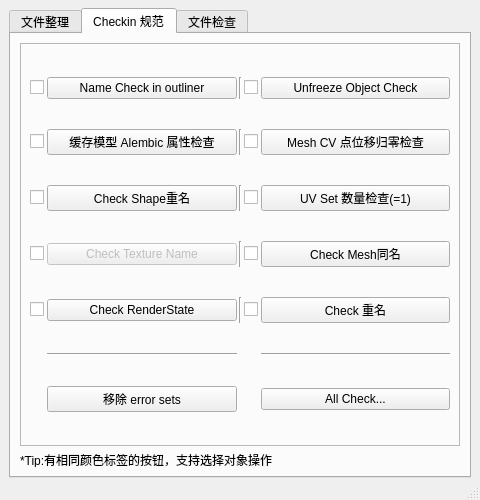
Qt form maya_sixteen/Python/OCT_Pipeline/media/ppl_assetTool.ui (all-in-one-of/oct) before a commit.
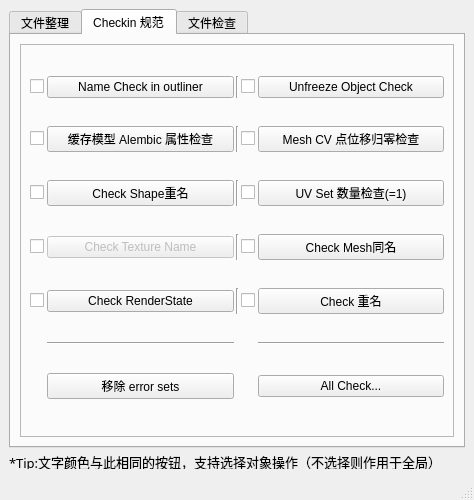
The same form after that commit. The open tabs and pages were chosen to show the change.

Commit message: 前期规范检测工具更新内容

```diff
--- a/maya_sixteen/Python/OCT_Pipeline/media/ppl_assetTool.ui
+++ b/maya_sixteen/Python/OCT_Pipeline/media/ppl_assetTool.ui
@@ -6,7 +6,7 @@
    <rect>
     <x>0</x>
     <y>0</y>
-    <width>480</width>
+    <width>474</width>
     <height>500</height>
    </rect>
   </property>
@@ -26,14 +26,8 @@
    <string>前期Asset 整理检查</string>
   </property>
   <widget class="QWidget" name="centralwidget">
-   <layout class="QVBoxLayout" name="verticalLayout_2">
-    <property name="topMargin">
-     <number>8</number>
-    </property>
-    <property name="bottomMargin">
-     <number>0</number>
-    </property>
-    <item>
+   <layout class="QGridLayout" name="gridLayout_3">
+    <item row="0" column="0">
      <widget class="QTabWidget" name="m_tab">
       <property name="font">
        <font>
@@ -455,6 +449,9 @@
            </item>
            <item row="2" column="4">
             <widget class="QPushButton" name="_check_indiv_unfreezeTrns_regchk_bt">
+             <property name="styleSheet">
+              <string notr="true"/>
+             </property>
              <property name="text">
               <string>Unfreeze Object Check</string>
              </property>
@@ -708,24 +705,6 @@
           </layout>
          </widget>
         </item>
-        <item>
-         <widget class="QLabel" name="tiplab">
-          <property name="maximumSize">
-           <size>
-            <width>16777215</width>
-            <height>15</height>
-           </size>
-          </property>
-          <property name="font">
-           <font>
-            <pointsize>9</pointsize>
-           </font>
-          </property>
-          <property name="text">
-           <string>*Tip:有相同颜色标签的按钮，支持选择对象操作</string>
-          </property>
-         </widget>
-        </item>
        </layout>
       </widget>
       <widget class="QWidget" name="tab_2">
@@ -819,6 +798,27 @@
       </widget>
      </widget>
     </item>
+    <item row="1" column="0">
+     <widget class="QLabel" name="tiplab">
+      <property name="maximumSize">
+       <size>
+        <width>16777215</width>
+        <height>15</height>
+       </size>
+      </property>
+      <property name="font">
+       <font>
+        <family>幼圆</family>
+        <pointsize>10</pointsize>
+        <weight>50</weight>
+        <bold>false</bold>
+       </font>
+      </property>
+      <property name="text">
+       <string>*Tip:文字颜色与此相同的按钮，支持选择对象操作（不选择则作用于全局）</string>
+      </property>
+     </widget>
+    </item>
    </layout>
   </widget>
   <widget class="QMenuBar" name="menubar">
```
Left out of the diff: 4 changed lines with no effect on the pictures. The commit also changes 2 other files.
